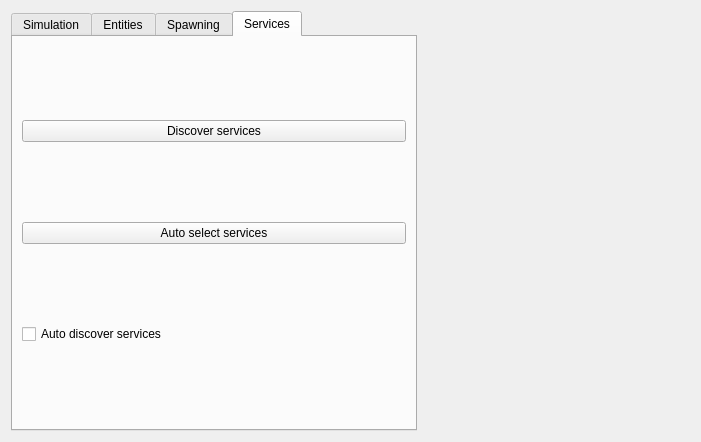
First picture: the form in src/sim_widget.ui, repository RobotecAI/q_simulation_interfaces, before the edit.
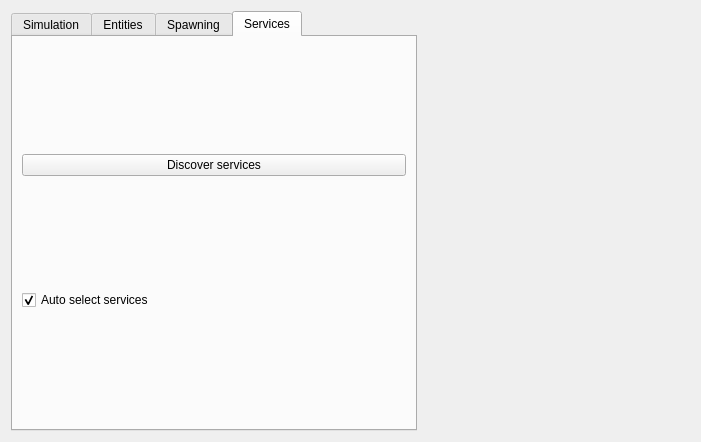
Second picture: the form after the edit. The open tabs and pages were chosen to show the change.

```diff
--- a/src/sim_widget.ui
+++ b/src/sim_widget.ui
@@ -534,17 +534,13 @@
          </property>
         </widget>
        </item>
-       <item>
-        <widget class="QPushButton" name="autoSelectServices">
-         <property name="text">
-          <string>Auto select services</string>
-         </property>
-        </widget>
-       </item>
        <item>
         <widget class="QCheckBox" name="autodiscoverServicesCheckbox">
          <property name="text">
-          <string>Auto discover services</string>
+          <string>Auto select services</string>
+         </property>
+         <property name="checked">
+          <bool>true</bool>
          </property>
         </widget>
        </item>
```
Left out of the diff: 2 changed lines with no effect on the pictures.
